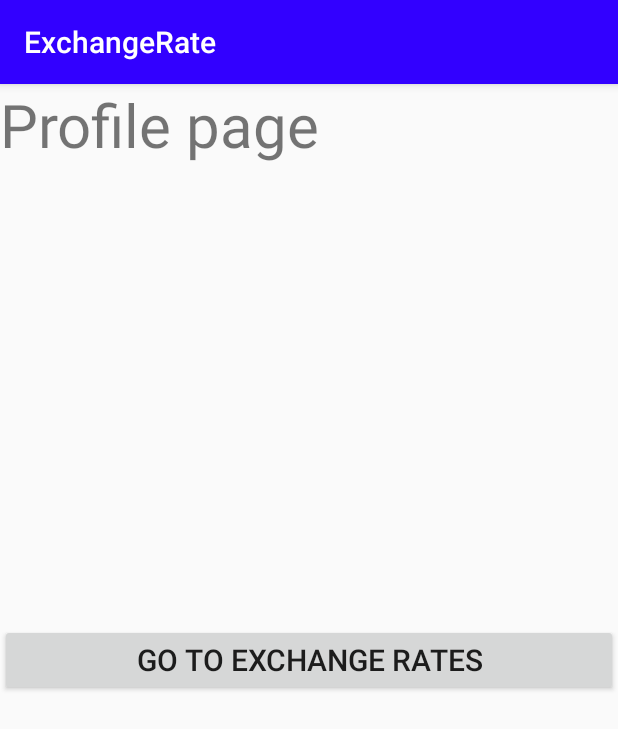
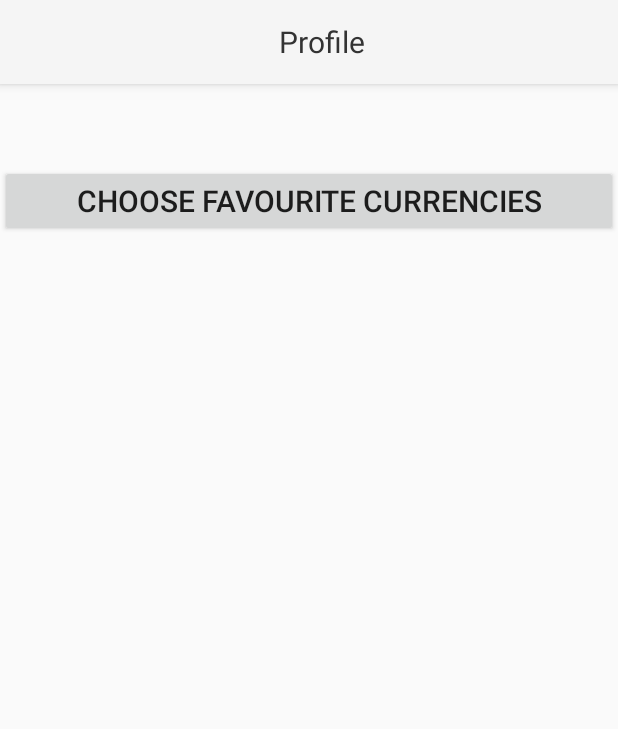
Before and after one commit to erluxman/currencyapp, an Android app: the screen it shows after launch (MainActivity), on a phone screen of 412 x 824 dp. Shown: the top 729 px of the screen. Run offline under Robolectric (Android 15) with nearby library versions, the phone set to English and light mode, and no system bars; our stand-ins replace RxJava; libraries missing offline, so code that uses them is left out: com.jakewharton.rxbinding3, com.spotify.mobius; 9 statements that could not run were skipped.

Commit message:
amazing now the rate is being fetched with mobius

```diff
--- a/app/src/main/AndroidManifest.xml
+++ b/app/src/main/AndroidManifest.xml
@@ -9,7 +9,7 @@
         android:label="@string/app_name"
         android:roundIcon="@mipmap/ic_launcher_round"
         android:supportsRtl="true"
-        android:theme="@style/AppTheme">
+        android:theme="@style/Theme.AppCompat.Light.NoActionBar">
         <activity android:name=".MainActivity">
             <intent-filter>
                 <action android:name="android.intent.action.MAIN" />
--- a/app/src/main/java/com/erluxman/exchangerate/model/profile/ProfileMEF.kt
+++ b/app/src/main/java/com/erluxman/exchangerate/model/profile/ProfileMEF.kt
@@ -1,5 +1,6 @@
 package com.erluxman.exchangerate.model.profile
 
+import com.erluxman.exchangerate.model.rate.ExchangeRateEvent
 import com.erluxman.exchangerate.model.rate.ExchangeRateModel
 
 data class ProfileModel(
@@ -26,6 +27,8 @@ data class UserProfile(
 
 sealed class ProfileEvent
 object OpenExchangePageEvent : ProfileEvent()
-object HandShakeEvent :ProfileEvent()
+object HandShakeEvent : ProfileEvent()
+data class ProfileFetchSuccessEvent(val exchangeRates: ExchangeRateModel) : ProfileEvent()
 sealed class ProfileEffect
 object OpenExchangePageEffect : ProfileEffect()
+object FetchProfileEffect : ProfileEffect()
--- a/app/src/main/java/com/erluxman/exchangerate/model/rate/ExchangeRateMEF.kt
+++ b/app/src/main/java/com/erluxman/exchangerate/model/rate/ExchangeRateMEF.kt
@@ -1,5 +1,7 @@
 package com.erluxman.exchangerate.model.rate
 
+import com.erluxman.exchangerate.model.profile.ProfileEffect
+import com.erluxman.exchangerate.model.profile.ProfileEvent
 import com.google.gson.annotations.SerializedName
 
 data class ExchangeRateModel(
@@ -12,8 +14,9 @@ data class ExchangeRateModel(
 
 sealed class ExchangeRateEvent
 sealed class ExchangeRateEffect
+data class ExchangeRateFetchSuccessEvent(val exchangeRates: ExchangeRateModel) : ExchangeRateEvent()
 
 object OpenProfileEvent:ExchangeRateEvent()
 object HandShakeEvent:ExchangeRateEvent()
-
+object FetchExchangeRateEffect : ExchangeRateEffect()
 object OpenProfileEffect:ExchangeRateEffect()
--- /dev/null
+++ b/app/src/main/java/com/erluxman/exchangerate/presentation/exchangerate/ExchangeRateUseCases.kt
@@ -0,0 +1,27 @@
+package com.erluxman.exchangerate.presentation.exchangerate
+
+import com.erluxman.exchangerate.data.common.RestClient
+import com.erluxman.exchangerate.model.rate.ExchangeRateModel
+import io.reactivex.Observable
+
+data class ExchangeRateUseCases(
+    val fetchExchangeRateUseCase: FetchExchangeRateUseCase = FetchExchangeRateUseCase(),
+    val updateFavouriteExchangeRateUseCase: UpdateFavouriteExchangeRateUseCase = UpdateFavouriteExchangeRateUseCase()
+)
+
+class FetchExchangeRateUseCase {
+    operator fun invoke() : Observable<ExchangeRateModel> {
+        return RestClient.instance().exChangeAPI.getUserInfoObservable()
+    }
+}
+
+class UpdateFavouriteExchangeRateUseCase {
+
+    fun saveFavExchangeRate(symbol: String) {
+
+    }
+
+    fun removeFavExchangeRate(symbol: String) {
+
+    }
+}
--- a/app/src/main/java/com/erluxman/exchangerate/presentation/profile/ProfileController.kt
+++ b/app/src/main/java/com/erluxman/exchangerate/presentation/profile/ProfileController.kt
@@ -2,29 +2,34 @@ package com.erluxman.exchangerate.presentation.profile
 
 import com.erluxman.exchangerate.model.profile.*
 import com.erluxman.exchangerate.presentation.common.SubtypeEffectHandlerBuilder
+import com.erluxman.exchangerate.presentation.exchangerate.ExchangeRateUseCases
+import com.erluxman.exchangerate.presentation.exchangerate.FetchExchangeRateUseCase
 import com.spotify.mobius.First
 import com.spotify.mobius.Next
 import com.spotify.mobius.Next.dispatch
+import com.spotify.mobius.Next.next
 import io.reactivex.ObservableTransformer
 import io.reactivex.android.schedulers.AndroidSchedulers.mainThread
+import io.reactivex.rxkotlin.mergeAll
 
 fun initProfile(model: ProfileModel): First<ProfileModel, ProfileEffect> =
-    First.first(model)
+    First.first(model, setOf(FetchProfileEffect))
 
 fun updateProfile(model: ProfileModel, event: ProfileEvent): Next<ProfileModel, ProfileEffect> {
     return when (event) {
         OpenExchangePageEvent -> dispatch(setOf(OpenExchangePageEffect))
-        else -> Next.noChange()
+        is ProfileFetchSuccessEvent -> next(model.copy(exchangeRates = event.exchangeRates))
+        is HandShakeEvent -> Next.noChange()
     }
-
-
 }
 
 fun createProfileEffectHandler(
-    commands: ProfileFragmentCommands
+    commands: ProfileFragmentCommands,
+    useCases: ExchangeRateUseCases
 ): ObservableTransformer<ProfileEffect, ProfileEvent> {
     return SubtypeEffectHandlerBuilder<ProfileEffect, ProfileEvent>()
         .addFunction(handleOpenExchangeRate(commands), mainThread())
+        .addTransformer(fetchProfile(useCases.fetchExchangeRateUseCase))
         .build()
 }
 
@@ -34,6 +39,17 @@ fun handleOpenExchangeRate(commands: ProfileFragmentCommands): (OpenExchangePage
         HandShakeEvent
     }
 
+fun fetchProfile(useCase: FetchExchangeRateUseCase):
+        ObservableTransformer<FetchProfileEffect, ProfileEvent> {
+    return ObservableTransformer { effect ->
+        effect.map {
+            useCase()
+        }.mergeAll().map {
+            ProfileFetchSuccessEvent(it)
+        }
+    }
+}
+
 interface ProfileFragmentCommands {
     fun openExchangeRates()
 }
--- a/app/src/main/java/com/erluxman/exchangerate/ui/exchangelist/ExchangeRateView.kt
+++ b/app/src/main/java/com/erluxman/exchangerate/ui/exchangelist/ExchangeRateView.kt
@@ -1,5 +1,6 @@
 package com.erluxman.exchangerate.ui.exchangelist
 
+import android.util.Log
 import android.view.ViewGroup
 import com.erluxman.exchangerate.R
 import com.erluxman.exchangerate.model.rate.ExchangeRateEvent
@@ -16,8 +17,9 @@ class ExchangeRateView(parent: ViewGroup) : BaseView<ExchangeRateModel, Exchange
     override val layout: Int = R.layout.fragment_exchange_rate
 
     override fun bindView(model: Observable<ExchangeRateModel>): Observable<ExchangeRateEvent> {
-        disposable += model.subscribe {
-
+        disposable += model.subscribe {model->
+            Log.d("datatest","baseCurrency ${model.baseCurrency}")
+            Log.d("datatest","exchange Rates ${model.exChangeRates}")
         }
         return Observable.mergeArray(
             containerView.goToProfile.clicks().map { OpenProfileEvent }
--- a/app/src/main/java/com/erluxman/exchangerate/ui/profile/ProfileComponentBuilder.kt
+++ b/app/src/main/java/com/erluxman/exchangerate/ui/profile/ProfileComponentBuilder.kt
@@ -5,6 +5,7 @@ import com.erluxman.exchangerate.model.profile.ProfileEffect
 import com.erluxman.exchangerate.model.profile.ProfileEvent
 import com.erluxman.exchangerate.model.profile.ProfileModel
 import com.erluxman.exchangerate.presentation.common.Component
+import com.erluxman.exchangerate.presentation.exchangerate.ExchangeRateUseCases
 import com.erluxman.exchangerate.presentation.profile.ProfileFragmentCommands
 import com.erluxman.exchangerate.presentation.profile.createProfileEffectHandler
 import com.erluxman.exchangerate.presentation.profile.initProfile
@@ -22,7 +23,7 @@ class ProfileComponentBuilder {
             updateFun = ::updateProfile,
             connectToViewFun = view::bindView,
             view = view,
-            effectFun = createProfileEffectHandler(commands),
+            effectFun = createProfileEffectHandler(commands, ExchangeRateUseCases()),
             defaultScreenModel = ProfileModel()
         )
     }
--- a/app/src/main/java/com/erluxman/exchangerate/ui/profile/ProfileView.kt
+++ b/app/src/main/java/com/erluxman/exchangerate/ui/profile/ProfileView.kt
@@ -14,8 +14,8 @@ class ProfileView(parent: ViewGroup) : BaseView<ProfileModel, ProfileEvent>(pare
     override val layout: Int = R.layout.fragment_profile
 
     override fun bindView(model: Observable<ProfileModel>): Observable<ProfileEvent> {
-        disposable += model.subscribe {
-
+        disposable += model.subscribe {profile->
+            containerView.name.text = profile.userProfile.name
         }
         return Observable.mergeArray(
             containerView.goToExchangeRates.clicks().map { OpenExchangePageEvent }
--- a/app/src/main/res/layout/fragment_profile.xml
+++ b/app/src/main/res/layout/fragment_profile.xml
@@ -1,23 +1,50 @@
 <?xml version="1.0" encoding="utf-8"?>
-<androidx.constraintlayout.widget.ConstraintLayout xmlns:android="http://schemas.android.com/apk/res/android"
+<LinearLayout xmlns:android="http://schemas.android.com/apk/res/android"
+    xmlns:app="http://schemas.android.com/apk/res-auto"
+    xmlns:tools="http://schemas.android.com/tools"
     android:layout_width="match_parent"
     android:layout_height="match_parent"
-    xmlns:app="http://schemas.android.com/apk/res-auto">
+    android:orientation="vertical"
+    tools:context=".MainActivity">
+
+    <com.google.android.material.appbar.AppBarLayout
+        android:layout_width="match_parent"
+        android:layout_height="wrap_content"
+        android:theme="@style/AppTheme.AppBarOverlay">
+
+        <androidx.appcompat.widget.Toolbar
+            android:layout_width="match_parent"
+            android:layout_height="wrap_content">
 
             <TextView
-        android:id="@+id/titile"
+                android:layout_width="match_parent"
+                android:layout_height="wrap_content"
+                android:gravity="center"
+                android:text="Profile"
+                android:textColor="#333333"
+                android:textSize="20sp" />
+        </androidx.appcompat.widget.Toolbar>
+    </com.google.android.material.appbar.AppBarLayout>
+
+    <androidx.constraintlayout.widget.ConstraintLayout
+        android:layout_width="match_parent"
+        android:layout_height="wrap_content"
+        android:orientation="vertical"
+        app:layout_behavior="com.google.android.material.transformation.ExpandableBehavior">
+
+        <TextView
+            android:id="@+id/name"
             android:layout_width="match_parent"
             android:layout_height="match_parent"
-        android:text="Profile page"
-        android:textSize="40sp"/>
+            android:textSize="40sp"
+            tools:text="Laxman" />
 
         <Button
             android:id="@+id/goToExchangeRates"
             android:layout_width="match_parent"
             android:layout_height="wrap_content"
-        android:text="Go to Exchange Rates"
-        android:textSize="20sp"
-        app:layout_constraintBottom_toBottomOf="@+id/titile"
-        app:layout_constraintTop_toTopOf="@id/titile" />
-
+            android:text="Choose Favourite Currencies"
+            app:layout_constraintTop_toBottomOf="@id/name"
+            android:textSize="20sp"/>
     </androidx.constraintlayout.widget.ConstraintLayout>
+</LinearLayout>
--- a/app/src/main/res/values/styles.xml
+++ b/app/src/main/res/values/styles.xml
@@ -7,5 +7,6 @@
         <item name="colorPrimaryDark">@color/colorPrimaryDark</item>
         <item name="colorAccent">@color/colorAccent</item>
     </style>
+    <style name="AppTheme.AppBarOverlay" parent="ThemeOverlay.AppCompat.Dark.ActionBar" />
 
 </resources>
```
Also changed, not shown: app/src/main/java/com/erluxman/exchangerate/data/common/RestClient.kt (+3 -10 lines), app/src/main/java/com/erluxman/exchangerate/presentation/exchangerate/ExchangeListController.kt (+19 -3 lines), app/src/main/java/com/erluxman/exchangerate/ui/exchangelist/ExchangeListComponentBuilder.kt (+2 -5 lines). Lines whose indentation alone changed are shown as unchanged.
